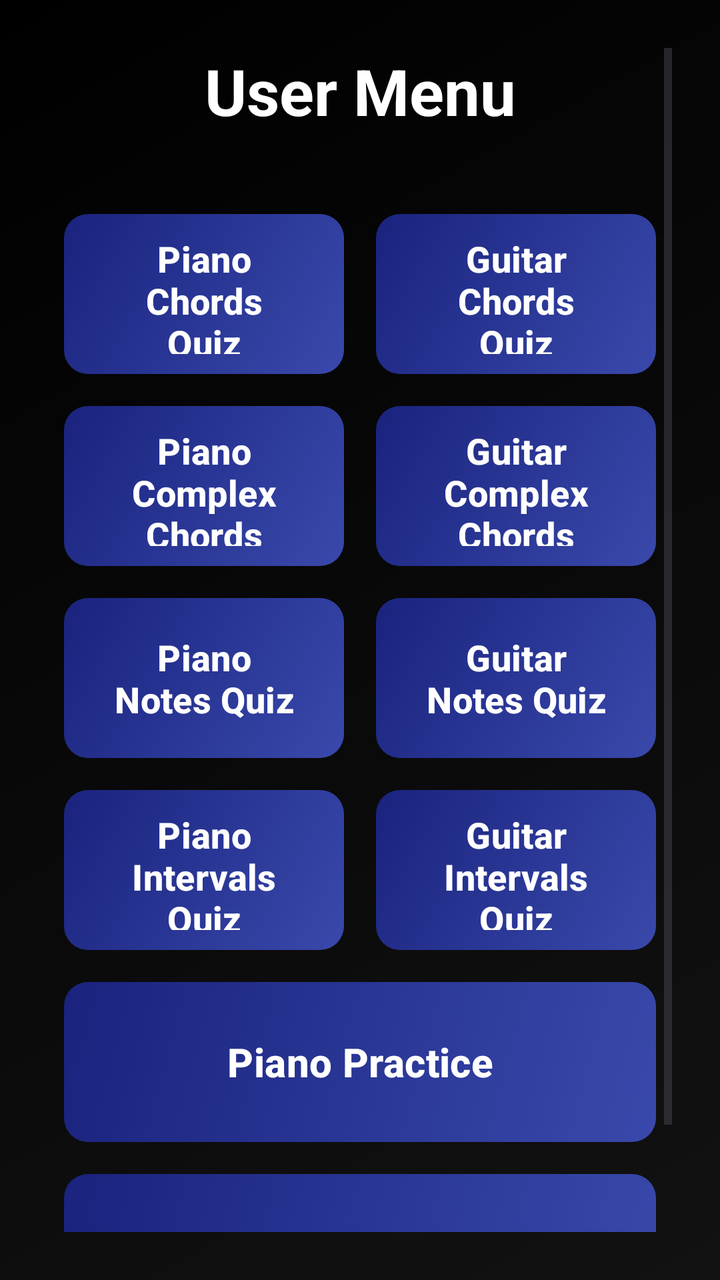
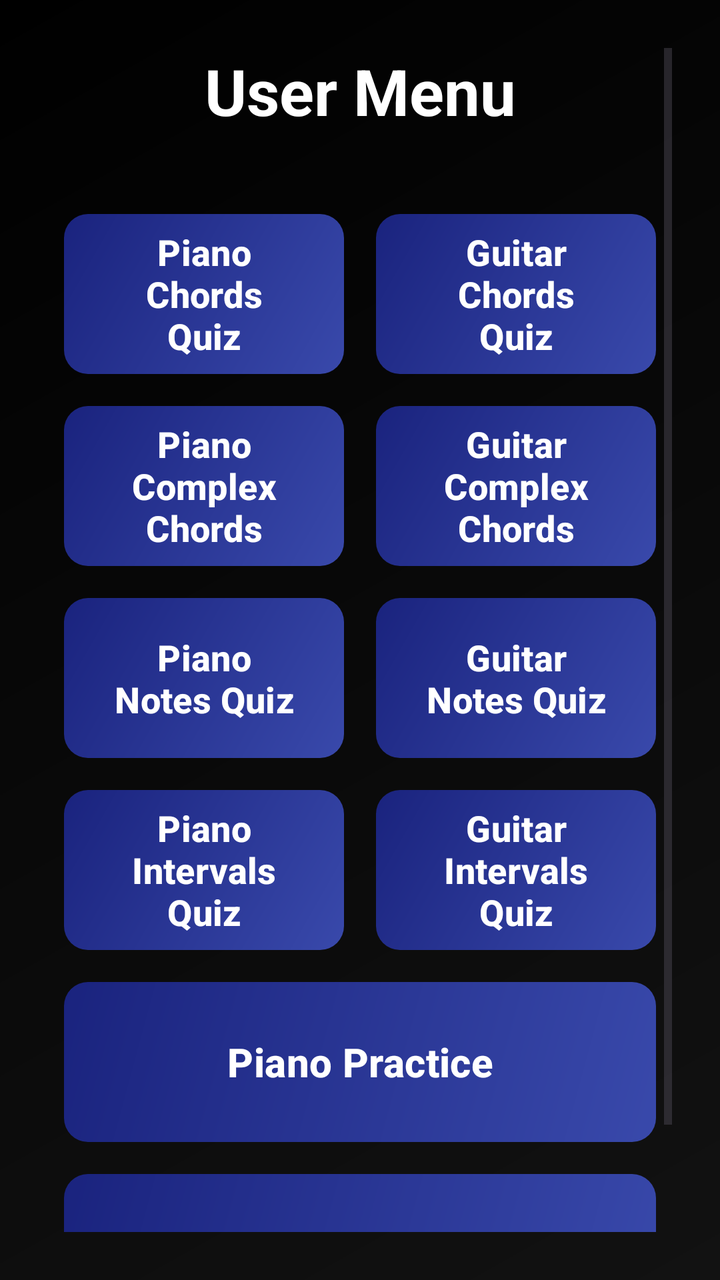

Compare the two renders of this Android layout. The source of the first and the diff that turns it into the second are given below.
<!-- AndroidManifest.xml: application theme Theme.GeffenFinalProject -->
<!-- res/layout/activity_user_menu.xml -->
<?xml version="1.0" encoding="utf-8"?>
<androidx.constraintlayout.widget.ConstraintLayout xmlns:android="http://schemas.android.com/apk/res/android"
    xmlns:app="http://schemas.android.com/apk/res-auto"
    xmlns:tools="http://schemas.android.com/tools"
    android:id="@+id/main"
    android:layout_width="match_parent"
    android:layout_height="match_parent"
    android:background="@drawable/main_gradient"
    android:padding="24dp"
    tools:context=".user_menu">

    <ScrollView
        android:layout_width="match_parent"
        android:layout_height="match_parent">

        <LinearLayout
            android:layout_width="match_parent"
            android:layout_height="wrap_content"
            android:orientation="vertical">

            <TextView
                android:layout_width="match_parent"
                android:layout_height="wrap_content"
                android:layout_marginBottom="32dp"
                android:gravity="center"
                android:text="User Menu"
                android:textColor="@color/white"
                android:textSize="32sp"
                android:textStyle="bold" />

            <GridLayout
                android:layout_width="match_parent"
                android:layout_height="wrap_content"
                android:columnCount="2"
                android:alignmentMode="alignMargins"
                android:columnOrderPreserved="false"
                >

                <com.google.android.material.button.MaterialButton
                    android:id="@+id/btnChordsQuiz"
                    android:layout_width="0dp"
                    android:layout_height="80dp"
                    android:layout_columnWeight="1"
                    android:layout_margin="8dp"
                    android:background="@drawable/button_primary"
                    android:text="Piano Chords Quiz"
                    android:textAllCaps="false"
                    android:textColor="@color/white"
                    android:textSize="18dp"
                    android:textStyle="bold"
                    app:backgroundTint="@null"
                    app:cornerRadius="16dp" />

                <com.google.android.material.button.MaterialButton
                    android:id="@+id/btnGuitarChordsQuiz"
                    android:layout_width="0dp"
                    android:layout_height="80dp"
                    android:layout_columnWeight="1"
                    android:layout_margin="8dp"
                    android:background="@drawable/button_primary"
                    android:text="Guitar Chords Quiz"
                    android:textAllCaps="false"
                    android:textColor="@color/white"
                    android:textSize="18dp"
                    android:textStyle="bold"
                    app:backgroundTint="@null"
                    app:cornerRadius="16dp" />

                <com.google.android.material.button.MaterialButton
                    android:id="@+id/btnComplexChordsQuiz"
                    android:layout_width="0dp"
                    android:layout_height="80dp"
                    android:layout_columnWeight="1"
                    android:layout_margin="8dp"
                    android:background="@drawable/button_primary"
                    android:text="Piano Complex Chords"
                    android:textAllCaps="false"
                    android:textColor="@color/white"
                    android:textSize="18dp"
                    android:textStyle="bold"
                    app:backgroundTint="@null"
                    app:cornerRadius="16dp" />

                <com.google.android.material.button.MaterialButton
                    android:id="@+id/btnGuitarComplexChordsQuiz"
                    android:layout_width="0dp"
                    android:layout_height="80dp"
                    android:layout_columnWeight="1"
                    android:layout_margin="8dp"
                    android:background="@drawable/button_primary"
                    android:text="Guitar Complex Chords"
                    android:textAllCaps="false"
                    android:textColor="@color/white"
                    android:textSize="18dp"
                    android:textStyle="bold"
                    app:backgroundTint="@null"
                    app:cornerRadius="16dp" />

                <com.google.android.material.button.MaterialButton
                    android:id="@+id/piano_notes_quiz"
                    android:layout_width="0dp"
                    android:layout_height="80dp"
                    android:layout_columnWeight="1"
                    android:layout_margin="8dp"
                    android:background="@drawable/button_primary"
                    android:text="Piano Notes Quiz"
                    android:textAllCaps="false"
                    android:textColor="@color/white"
                    android:textSize="18dp"
                    android:textStyle="bold"
                    app:backgroundTint="@null"
                    app:cornerRadius="16dp" />

                <com.google.android.material.button.MaterialButton
                    android:id="@+id/btnGuitarNotesQuiz"
                    android:layout_width="0dp"
                    android:layout_height="80dp"
                    android:layout_columnWeight="1"
                    android:layout_margin="8dp"
                    android:background="@drawable/button_primary"
                    android:text="Guitar Notes Quiz"
                    android:textAllCaps="false"
                    android:textColor="@color/white"
                    android:textSize="18dp"
                    android:textStyle="bold"
                    app:backgroundTint="@null"
                    app:cornerRadius="16dp" />

                <com.google.android.material.button.MaterialButton
                    android:id="@+id/btnIntervalsQuiz"
                    android:layout_width="0dp"
                    android:layout_height="80dp"
                    android:layout_columnWeight="1"
                    android:layout_margin="8dp"
                    android:background="@drawable/button_primary"
                    android:text="Piano Intervals Quiz"
                    android:textAllCaps="false"
                    android:textColor="@color/white"
                    android:textSize="18dp"
                    android:textStyle="bold"
                    app:backgroundTint="@null"
                    app:cornerRadius="16dp" />

                <com.google.android.material.button.MaterialButton
                    android:id="@+id/btnGuitarIntervalsQuiz"
                    android:layout_width="0dp"
                    android:layout_height="80dp"
                    android:layout_columnWeight="1"
                    android:layout_margin="8dp"
                    android:background="@drawable/button_primary"
                    android:text="Guitar Intervals Quiz"
                    android:textAllCaps="false"
                    android:textColor="@color/white"
                    android:textSize="18dp"
                    android:textStyle="bold"
                    app:backgroundTint="@null"
                    app:cornerRadius="16dp" />

                <com.google.android.material.button.MaterialButton
                    android:id="@+id/btnPiano"
                    android:layout_width="0dp"
                    android:layout_height="80dp"
                    android:layout_columnWeight="1"
                    android:layout_columnSpan="2"
                    android:layout_margin="8dp"
                    android:background="@drawable/button_primary"
                    android:text="Piano Practice"
                    android:textAllCaps="false"
                    android:textColor="@color/white"
                    android:textSize="20dp"
                    android:textStyle="bold"
                    app:backgroundTint="@null"
                    app:cornerRadius="16dp" />

                <com.google.android.material.button.MaterialButton
                    android:id="@+id/questionnaire"
                    android:layout_width="0dp"
                    android:layout_height="80dp"
                    android:layout_columnWeight="1"
                    android:layout_columnSpan="2"
                    android:layout_margin="8dp"
                    android:background="@drawable/button_primary"
                    android:text="Admin's Questions"
                    android:textAllCaps="false"
                    android:textColor="@color/white"
                    android:textSize="20dp"
                    android:textStyle="bold"
                    app:backgroundTint="@null"
                    app:cornerRadius="16dp" />

            </GridLayout>

        </LinearLayout>
    </ScrollView>

</androidx.constraintlayout.widget.ConstraintLayout>
<!-- resources referenced by this layout -->
<resources>
  <color name="white">#FFFFFFFF</color>
  <!-- drawable button_primary (drawable) -->
  <?xml version="1.0" encoding="utf-8"?>
  <ripple xmlns:android="http://schemas.android.com/apk/res/android"
      android:color="#40FFFFFF">
      <item android:drawable="@drawable/button_gradient" />
  </ripple>
  <!-- drawable main_gradient (drawable) -->
  <?xml version="1.0" encoding="utf-8"?>
  <shape xmlns:android="http://schemas.android.com/apk/res/android"
      android:shape="rectangle">
      <gradient
          android:angle="135"
          android:endColor="@color/bg_end"
          android:startColor="@color/bg_start"
          android:type="linear" />
  </shape>
  <style name="Theme.GeffenFinalProject" parent="Base.Theme.GeffenFinalProject" />
  <!-- drawable button_gradient (drawable) -->
  <?xml version="1.0" encoding="utf-8"?>
  <shape xmlns:android="http://schemas.android.com/apk/res/android"
      android:shape="rectangle">
      <gradient
          android:angle="135"
          android:endColor="@color/button_bg_end"
          android:startColor="@color/button_bg_start"
          android:type="linear" />
      <corners android:radius="12dp" />
  </shape>
  <color name="bg_end">#000000</color>
  <color name="bg_start">#121212</color>
  <style name="Base.Theme.GeffenFinalProject" parent="Theme.Material3.DayNight.NoActionBar">
          
          
      </style>
  <color name="button_bg_end">#1A237E</color>
  <color name="button_bg_start">#3949AB</color>
</resources>

<!-- the commit's change to res/layout/activity_user_menu.xml (unified diff, before → after) -->
@@ -39,127 +39,152 @@
                 <com.google.android.material.button.MaterialButton
                     android:id="@+id/btnChordsQuiz"
                     android:layout_width="0dp"
-                    android:layout_height="80dp"
+                    android:layout_height="wrap_content"
+                    android:minHeight="80dp"
                     android:layout_columnWeight="1"
                     android:layout_margin="8dp"
                     android:background="@drawable/button_primary"
                     android:text="Piano Chords Quiz"
                     android:textAllCaps="false"
                     android:textColor="@color/white"
-                    android:textSize="18dp"
-                    android:textStyle="bold"
+                    android:textSize="18sp"
+                    android:textStyle="bold"
+                    android:insetTop="0dp"
+                    android:insetBottom="0dp"
                     app:backgroundTint="@null"
                     app:cornerRadius="16dp" />
 
                 <com.google.android.material.button.MaterialButton
                     android:id="@+id/btnGuitarChordsQuiz"
                     android:layout_width="0dp"
-                    android:layout_height="80dp"
+                    android:layout_height="wrap_content"
+                    android:minHeight="80dp"
                     android:layout_columnWeight="1"
                     android:layout_margin="8dp"
                     android:background="@drawable/button_primary"
                     android:text="Guitar Chords Quiz"
                     android:textAllCaps="false"
                     android:textColor="@color/white"
-                    android:textSize="18dp"
-                    android:textStyle="bold"
+                    android:textSize="18sp"
+                    android:textStyle="bold"
+                    android:insetTop="0dp"
+                    android:insetBottom="0dp"
                     app:backgroundTint="@null"
                     app:cornerRadius="16dp" />
 
                 <com.google.android.material.button.MaterialButton
                     android:id="@+id/btnComplexChordsQuiz"
                     android:layout_width="0dp"
-                    android:layout_height="80dp"
+                    android:layout_height="wrap_content"
+                    android:minHeight="80dp"
                     android:layout_columnWeight="1"
                     android:layout_margin="8dp"
                     android:background="@drawable/button_primary"
                     android:text="Piano Complex Chords"
                     android:textAllCaps="false"
                     android:textColor="@color/white"
-                    android:textSize="18dp"
-                    android:textStyle="bold"
+                    android:textSize="18sp"
+                    android:textStyle="bold"
+                    android:insetTop="0dp"
+                    android:insetBottom="0dp"
                     app:backgroundTint="@null"
                     app:cornerRadius="16dp" />
 
                 <com.google.android.material.button.MaterialButton
                     android:id="@+id/btnGuitarComplexChordsQuiz"
                     android:layout_width="0dp"
-                    android:layout_height="80dp"
+                    android:layout_height="wrap_content"
+                    android:minHeight="80dp"
                     android:layout_columnWeight="1"
                     android:layout_margin="8dp"
                     android:background="@drawable/button_primary"
                     android:text="Guitar Complex Chords"
                     android:textAllCaps="false"
                     android:textColor="@color/white"
-                    android:textSize="18dp"
-                    android:textStyle="bold"
+                    android:textSize="18sp"
+                    android:textStyle="bold"
+                    android:insetTop="0dp"
+                    android:insetBottom="0dp"
                     app:backgroundTint="@null"
                     app:cornerRadius="16dp" />
 
                 <com.google.android.material.button.MaterialButton
                     android:id="@+id/piano_notes_quiz"
                     android:layout_width="0dp"
-                    android:layout_height="80dp"
+                    android:layout_height="wrap_content"
+                    android:minHeight="80dp"
                     android:layout_columnWeight="1"
                     android:layout_margin="8dp"
                     android:background="@drawable/button_primary"
                     android:text="Piano Notes Quiz"
                     android:textAllCaps="false"
                     android:textColor="@color/white"
-                    android:textSize="18dp"
-                    android:textStyle="bold"
+                    android:textSize="18sp"
+                    android:textStyle="bold"
+                    android:insetTop="0dp"
+                    android:insetBottom="0dp"
                     app:backgroundTint="@null"
                     app:cornerRadius="16dp" />
 
                 <com.google.android.material.button.MaterialButton
                     android:id="@+id/btnGuitarNotesQuiz"
                     android:layout_width="0dp"
-                    android:layout_height="80dp"
+                    android:layout_height="wrap_content"
+                    android:minHeight="80dp"
                     android:layout_columnWeight="1"
                     android:layout_margin="8dp"
                     android:background="@drawable/button_primary"
                     android:text="Guitar Notes Quiz"
                     android:textAllCaps="false"
                     android:textColor="@color/white"
-                    android:textSize="18dp"
-                    android:textStyle="bold"
+                    android:textSize="18sp"
+                    android:textStyle="bold"
+                    android:insetTop="0dp"
+                    android:insetBottom="0dp"
                     app:backgroundTint="@null"
                     app:cornerRadius="16dp" />
 
                 <com.google.android.material.button.MaterialButton
                     android:id="@+id/btnIntervalsQuiz"
                     android:layout_width="0dp"
-                    android:layout_height="80dp"
+                    android:layout_height="wrap_content"
+                    android:minHeight="80dp"
                     android:layout_columnWeight="1"
                     android:layout_margin="8dp"
                     android:background="@drawable/button_primary"
                     android:text="Piano Intervals Quiz"
                     android:textAllCaps="false"
                     android:textColor="@color/white"
-                    android:textSize="18dp"
-                    android:textStyle="bold"
+                    android:textSize="18sp"
+                    android:textStyle="bold"
+                    android:insetTop="0dp"
+                    android:insetBottom="0dp"
                     app:backgroundTint="@null"
                     app:cornerRadius="16dp" />
 
                 <com.google.android.material.button.MaterialButton
                     android:id="@+id/btnGuitarIntervalsQuiz"
                     android:layout_width="0dp"
-                    android:layout_height="80dp"
+                    android:layout_height="wrap_content"
+                    android:minHeight="80dp"
                     android:layout_columnWeight="1"
                     android:layout_margin="8dp"
                     android:background="@drawable/button_primary"
                     android:text="Guitar Intervals Quiz"
                     android:textAllCaps="false"
                     android:textColor="@color/white"
-                    android:textSize="18dp"
-                    android:textStyle="bold"
+                    android:textSize="18sp"
+                    android:textStyle="bold"
+                    android:insetTop="0dp"
+                    android:insetBottom="0dp"
                     app:backgroundTint="@null"
                     app:cornerRadius="16dp" />
 
                 <com.google.android.material.button.MaterialButton
                     android:id="@+id/btnPiano"
                     android:layout_width="0dp"
-                    android:layout_height="80dp"
+                    android:layout_height="wrap_content"
+                    android:minHeight="80dp"
                     android:layout_columnWeight="1"
                     android:layout_columnSpan="2"
                     android:layout_margin="8dp"
@@ -167,15 +192,18 @@
                     android:text="Piano Practice"
                     android:textAllCaps="false"
                     android:textColor="@color/white"
-                    android:textSize="20dp"
-                    android:textStyle="bold"
+                    android:textSize="20sp"
+                    android:textStyle="bold"
+                    android:insetTop="0dp"
+                    android:insetBottom="0dp"
                     app:backgroundTint="@null"
                     app:cornerRadius="16dp" />
 
                 <com.google.android.material.button.MaterialButton
                     android:id="@+id/questionnaire"
                     android:layout_width="0dp"
-                    android:layout_height="80dp"
+                    android:layout_height="wrap_content"
+                    android:minHeight="80dp"
                     android:layout_columnWeight="1"
                     android:layout_columnSpan="2"
                     android:layout_margin="8dp"
@@ -183,8 +211,10 @@
                     android:text="Admin's Questions"
                     android:textAllCaps="false"
                     android:textColor="@color/white"
-                    android:textSize="20dp"
-                    android:textStyle="bold"
+                    android:textSize="20sp"
+                    android:textStyle="bold"
+                    android:insetTop="0dp"
+                    android:insetBottom="0dp"
                     app:backgroundTint="@null"
                     app:cornerRadius="16dp" />
 
